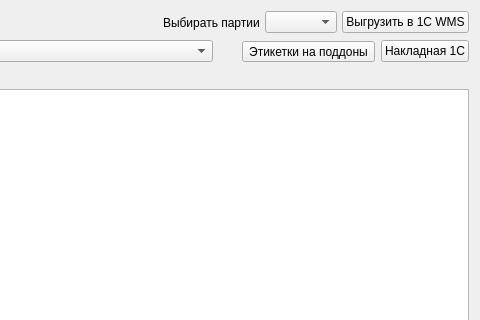
First picture: the form in formacceptancewire.ui, repository Sergeyego/warehouse, before the edit; both pictures show x 598 to 1078 and y 0 to 320 of the 1078 by 631 pixel window.
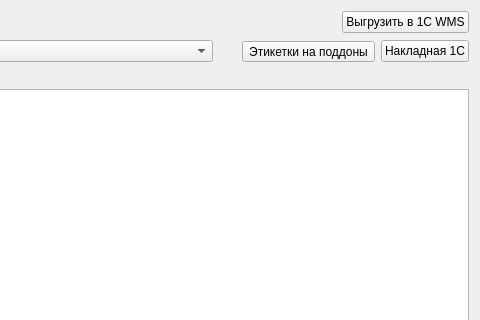
Second picture: the form after the edit. Custom widgets are drawn as their Qt base class.

Patch:
```diff
--- a/formacceptancewire.ui
+++ b/formacceptancewire.ui
@@ -62,16 +62,6 @@
        </property>
       </spacer>
      </item>
-     <item>
-      <widget class="QLabel" name="label_9">
-       <property name="text">
-        <string>Выбирать партии</string>
-       </property>
-      </widget>
-     </item>
-     <item>
-      <widget class="QComboBox" name="comboBoxPart"/>
-     </item>
      <item>
       <widget class="QPushButton" name="pushButton1C">
        <property name="text">
@@ -235,11 +225,6 @@
   </layout>
  </widget>
  <customwidgets>
-  <customwidget>
-   <class>DbViewer</class>
-   <extends>QTableView</extends>
-   <header>db/dbviewer.h</header>
-  </customwidget>
   <customwidget>
    <class>DbDateEdit</class>
    <extends>QDateEdit</extends>
@@ -250,6 +235,11 @@
    <extends>QComboBox</extends>
    <header>db/dbcombobox.h</header>
   </customwidget>
+  <customwidget>
+   <class>DbViewer</class>
+   <extends>QTableView</extends>
+   <header>db/dbviewer.h</header>
+  </customwidget>
  </customwidgets>
  <resources/>
  <connections/>
```
